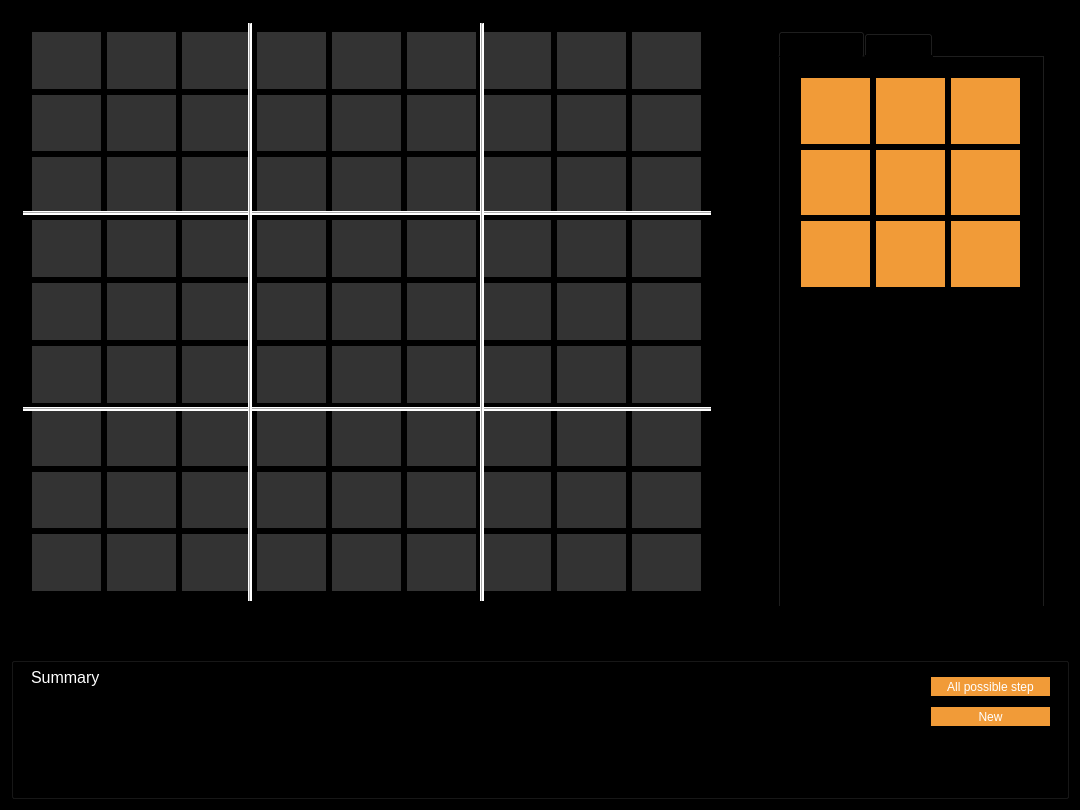
The window that mainwindow.ui (KurokoChu/Sudoku-Full-Crack) describes before a commit, drawn with Qt 5.
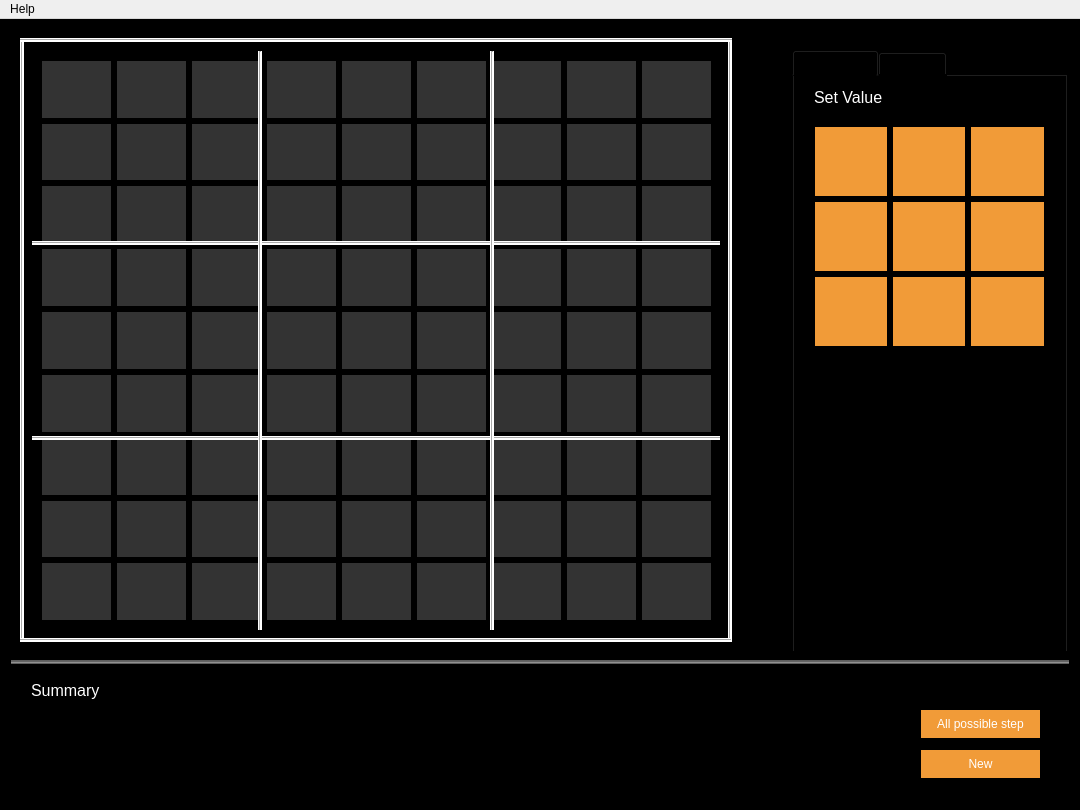
The same window after the commit. Icons and pictures are not drawn.

Diff of the .ui file:
```diff
--- a/mainwindow.ui
+++ b/mainwindow.ui
@@ -28,8 +28,8 @@
         <widget class="QWidget" name="gridLayoutWidget_11">
          <property name="geometry">
           <rect>
-           <x>10</x>
-           <y>10</y>
+           <x>20</x>
+           <y>20</y>
            <width>691</width>
            <height>581</height>
           </rect>
@@ -2515,8 +2515,8 @@
         <widget class="Line" name="line">
          <property name="geometry">
           <rect>
-           <x>12</x>
-           <y>396</y>
+           <x>21</x>
+           <y>406</y>
            <width>688</width>
            <height>4</height>
           </rect>
@@ -2532,8 +2532,8 @@
         <widget class="Line" name="line_2">
          <property name="geometry">
           <rect>
-           <x>12</x>
-           <y>200</y>
+           <x>21</x>
+           <y>211</y>
            <width>688</width>
            <height>4</height>
           </rect>
@@ -2549,10 +2549,10 @@
         <widget class="Line" name="line_3">
          <property name="geometry">
           <rect>
-           <x>237</x>
-           <y>12</y>
+           <x>247</x>
+           <y>21</y>
            <width>4</width>
-           <height>578</height>
+           <height>579</height>
           </rect>
          </property>
          <property name="styleSheet">
@@ -2565,10 +2565,10 @@
         <widget class="Line" name="line_4">
          <property name="geometry">
           <rect>
-           <x>469</x>
-           <y>12</y>
+           <x>479</x>
+           <y>21</y>
            <width>4</width>
-           <height>578</height>
+           <height>579</height>
           </rect>
          </property>
          <property name="styleSheet">
@@ -2578,21 +2578,218 @@
           <enum>Qt::Vertical</enum>
          </property>
         </widget>
+        <widget class="Line" name="line_5">
+         <property name="geometry">
+          <rect>
+           <x>9</x>
+           <y>9</y>
+           <width>4</width>
+           <height>603</height>
+          </rect>
+         </property>
+         <property name="styleSheet">
+          <string notr="true">background-color: rgb(255, 255, 255);</string>
+         </property>
+         <property name="orientation">
+          <enum>Qt::Vertical</enum>
+         </property>
+        </widget>
+        <widget class="Line" name="line_6">
+         <property name="geometry">
+          <rect>
+           <x>717</x>
+           <y>8</y>
+           <width>4</width>
+           <height>604</height>
+          </rect>
+         </property>
+         <property name="styleSheet">
+          <string notr="true">background-color: rgb(255, 255, 255);</string>
+         </property>
+         <property name="orientation">
+          <enum>Qt::Vertical</enum>
+         </property>
+        </widget>
+        <widget class="Line" name="line_7">
+         <property name="geometry">
+          <rect>
+           <x>9</x>
+           <y>608</y>
+           <width>711</width>
+           <height>4</height>
+          </rect>
+         </property>
+         <property name="styleSheet">
+          <string notr="true">color: rgb(255, 255, 255);
+background-color: rgb(255, 255, 255);</string>
+         </property>
+         <property name="orientation">
+          <enum>Qt::Horizontal</enum>
+         </property>
+        </widget>
+        <widget class="Line" name="line_8">
+         <property name="geometry">
+          <rect>
+           <x>9</x>
+           <y>8</y>
+           <width>712</width>
+           <height>4</height>
+          </rect>
+         </property>
+         <property name="styleSheet">
+          <string notr="true">color: rgb(255, 255, 255);
+background-color: rgb(255, 255, 255);</string>
+         </property>
+         <property name="orientation">
+          <enum>Qt::Horizontal</enum>
+         </property>
+        </widget>
        </widget>
       </item>
      </layout>
     </item>
-    <item row="0" column="8" rowspan="9" colspan="4">
+    <item row="9" column="0" rowspan="2" colspan="11">
+     <layout class="QGridLayout" name="gridLayout_22">
+      <item row="0" column="0">
+       <widget class="QWidget" name="widget_2" native="true">
+        <widget class="QLabel" name="label">
+         <property name="geometry">
+          <rect>
+           <x>20</x>
+           <y>20</y>
+           <width>81</width>
+           <height>21</height>
+          </rect>
+         </property>
+         <property name="font">
+          <font>
+           <pointsize>12</pointsize>
+          </font>
+         </property>
+         <property name="styleSheet">
+          <string notr="true">color: rgb(255, 255, 255);</string>
+         </property>
+         <property name="text">
+          <string>Summary</string>
+         </property>
+        </widget>
+        <widget class="QTextBrowser" name="textBrowser">
+         <property name="geometry">
+          <rect>
+           <x>20</x>
+           <y>50</y>
+           <width>691</width>
+           <height>71</height>
+          </rect>
+         </property>
+         <property name="sizePolicy">
+          <sizepolicy hsizetype="Preferred" vsizetype="Preferred">
+           <horstretch>0</horstretch>
+           <verstretch>0</verstretch>
+          </sizepolicy>
+         </property>
+         <property name="styleSheet">
+          <string notr="true">color: rgb(255, 255, 255);</string>
+         </property>
+        </widget>
+        <widget class="QPushButton" name="clearButton">
+         <property name="geometry">
+          <rect>
+           <x>910</x>
+           <y>90</y>
+           <width>119</width>
+           <height>28</height>
+          </rect>
+         </property>
+         <property name="font">
+          <font>
+           <pointsize>9</pointsize>
+          </font>
+         </property>
+         <property name="styleSheet">
+          <string notr="true">QPushButton {
+	color: rgb(255, 255, 255);
+	border:1 px solid gray;
+	background-color: #f19b38;
+}
+
+QPushButton::pressed {
+	background-color: qlineargradient(x1: 0, y1: 0, x2: 0, y2: 1, stop: 0 #dadbde, stop: 1 #f6f7fa);
+}
+</string>
+         </property>
+         <property name="text">
+          <string>New</string>
+         </property>
+        </widget>
+        <widget class="QPushButton" name="allStepButton">
+         <property name="geometry">
+          <rect>
+           <x>910</x>
+           <y>50</y>
+           <width>119</width>
+           <height>28</height>
+          </rect>
+         </property>
+         <property name="sizePolicy">
+          <sizepolicy hsizetype="Expanding" vsizetype="Expanding">
+           <horstretch>0</horstretch>
+           <verstretch>0</verstretch>
+          </sizepolicy>
+         </property>
+         <property name="font">
+          <font>
+           <pointsize>9</pointsize>
+          </font>
+         </property>
+         <property name="styleSheet">
+          <string notr="true">QPushButton {
+	color: rgb(255, 255, 255);
+	border:1 px solid gray;
+	background-color: #f19b38;
+}
+
+QPushButton::pressed {
+	background-color: qlineargradient(x1: 0, y1: 0, x2: 0, y2: 1, stop: 0 #dadbde, stop: 1 #f6f7fa);
+}
+</string>
+         </property>
+         <property name="text">
+          <string>All possible step</string>
+         </property>
+        </widget>
+        <widget class="Line" name="line_9">
+         <property name="geometry">
+          <rect>
+           <x>-40</x>
+           <y>0</y>
+           <width>1111</width>
+           <height>4</height>
+          </rect>
+         </property>
+         <property name="styleSheet">
+          <string notr="true">color: rgb(255, 255, 255);
+background-color: rgba(155, 155, 155, 155);</string>
+         </property>
+         <property name="orientation">
+          <enum>Qt::Horizontal</enum>
+         </property>
+        </widget>
+       </widget>
+      </item>
+     </layout>
+    </item>
+    <item row="0" column="8" rowspan="9" colspan="3">
      <layout class="QGridLayout" name="gridLayout_20">
       <item row="0" column="0">
        <widget class="QWidget" name="widget_3" native="true">
         <widget class="QTabWidget" name="tabWidget">
          <property name="geometry">
           <rect>
-           <x>60</x>
+           <x>10</x>
            <y>20</y>
-           <width>267</width>
-           <height>577</height>
+           <width>276</width>
+           <height>603</height>
           </rect>
          </property>
          <property name="currentIndex">
@@ -2606,9 +2803,9 @@
            <property name="geometry">
             <rect>
              <x>10</x>
-             <y>10</y>
-             <width>241</width>
-             <height>231</height>
+             <y>40</y>
+             <width>251</width>
+             <height>241</height>
             </rect>
            </property>
            <layout class="QGridLayout" name="gridLayout_10">
@@ -2950,6 +3147,27 @@
             </item>
            </layout>
           </widget>
+          <widget class="QLabel" name="label_2">
+           <property name="geometry">
+            <rect>
+             <x>20</x>
+             <y>13</y>
+             <width>71</width>
+             <height>16</height>
+            </rect>
+           </property>
+           <property name="font">
+            <font>
+             <pointsize>12</pointsize>
+            </font>
+           </property>
+           <property name="styleSheet">
+            <string notr="true">color: rgb(255, 255, 255);</string>
+           </property>
+           <property name="text">
+            <string>Set Value</string>
+           </property>
+          </widget>
          </widget>
          <widget class="QWidget" name="tab_2">
           <attribute name="title">
@@ -2986,113 +3204,6 @@
       </item>
      </layout>
     </item>
-    <item row="9" column="0" rowspan="2" colspan="12">
-     <layout class="QGridLayout" name="gridLayout_22">
-      <item row="0" column="0">
-       <widget class="QGroupBox" name="groupBox">
-        <property name="title">
-         <string/>
-        </property>
-        <widget class="QTextBrowser" name="textBrowser">
-         <property name="geometry">
-          <rect>
-           <x>20</x>
-           <y>40</y>
-           <width>681</width>
-           <height>71</height>
-          </rect>
-         </property>
-         <property name="sizePolicy">
-          <sizepolicy hsizetype="Preferred" vsizetype="Preferred">
-           <horstretch>0</horstretch>
-           <verstretch>0</verstretch>
-          </sizepolicy>
-         </property>
-         <property name="styleSheet">
-          <string notr="true">color: rgb(255, 255, 255);</string>
-         </property>
-        </widget>
-        <widget class="QLabel" name="label">
-         <property name="geometry">
-          <rect>
-           <x>20</x>
-           <y>10</y>
-           <width>81</width>
-           <height>21</height>
-          </rect>
-         </property>
-         <property name="font">
-          <font>
-           <pointsize>12</pointsize>
-          </font>
-         </property>
-         <property name="styleSheet">
-          <string notr="true">color: rgb(255, 255, 255);</string>
-         </property>
-         <property name="text">
-          <string>Summary</string>
-         </property>
-        </widget>
-        <widget class="QPushButton" name="allStepButton">
-         <property name="geometry">
-          <rect>
-           <x>920</x>
-           <y>20</y>
-           <width>119</width>
-           <height>19</height>
-          </rect>
-         </property>
-         <property name="sizePolicy">
-          <sizepolicy hsizetype="Expanding" vsizetype="Expanding">
-           <horstretch>0</horstretch>
-           <verstretch>0</verstretch>
-          </sizepolicy>
-         </property>
-         <property name="styleSheet">
-          <string notr="true">QPushButton {
-	color: rgb(255, 255, 255);
-	border:1 px solid gray;
-	background-color: #f19b38;
-}
-
-QPushButton::pressed {
-	background-color: qlineargradient(x1: 0, y1: 0, x2: 0, y2: 1, stop: 0 #dadbde, stop: 1 #f6f7fa);
-}
-</string>
-         </property>
-         <property name="text">
-          <string>All possible step</string>
-         </property>
-        </widget>
-        <widget class="QPushButton" name="clearButton">
-         <property name="geometry">
-          <rect>
-           <x>920</x>
-           <y>50</y>
-           <width>119</width>
-           <height>19</height>
-          </rect>
-         </property>
-         <property name="styleSheet">
-          <string notr="true">QPushButton {
-	color: rgb(255, 255, 255);
-	border:1 px solid gray;
-	background-color: #f19b38;
-}
-
-QPushButton::pressed {
-	background-color: qlineargradient(x1: 0, y1: 0, x2: 0, y2: 1, stop: 0 #dadbde, stop: 1 #f6f7fa);
-}
-</string>
-         </property>
-         <property name="text">
-          <string>New</string>
-         </property>
-        </widget>
-       </widget>
-      </item>
-     </layout>
-    </item>
    </layout>
   </widget>
   <widget class="QMenuBar" name="menuBar">
@@ -3104,6 +3215,12 @@
      <height>21</height>
     </rect>
    </property>
+   <widget class="QMenu" name="menuHelp">
+    <property name="title">
+     <string>Help</string>
+    </property>
+   </widget>
+   <addaction name="menuHelp"/>
   </widget>
  </widget>
  <layoutdefault spacing="6" margin="11"/>
```
Left out of the diff: 4 changed lines with no effect on the pictures.
